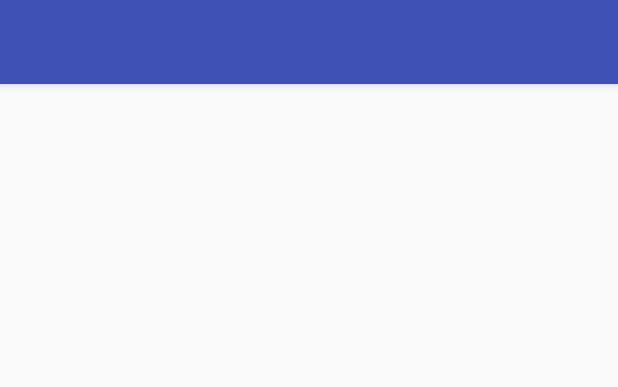
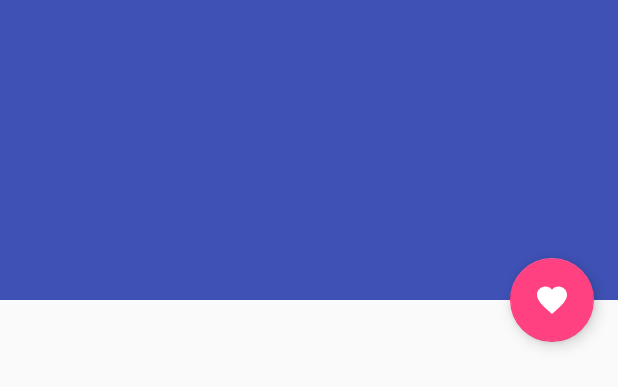
Before and after one commit to aznxed/BakingTime, an Android app: the layout activity_step_list.xml on its own in the app's theme, with its tools: preview values and no code run, on a phone screen of 412 x 824 dp. Shown: the top 387 px of the screen. Run offline under Robolectric (Android 15) with nearby library versions, the light colour scheme and no system bars.

Commit message:
Before Db

```diff
--- /dev/null
+++ b/app/src/main/java/com/example/android/bakingtime/data/RecipeContract.java
@@ -0,0 +1,5 @@
+package com.example.android.bakingtime.data;
+
+public class RecipeContract {
+    public static final String AUTHORITY = "com.example.android.bakingtime";
+}
--- a/app/src/main/java/com/example/android/bakingtime/RecipesViewModel.java
+++ b/app/src/main/java/com/example/android/bakingtime/data/RecipesViewModel.java
@@ -1,4 +1,4 @@
-package com.example.android.bakingtime;
+package com.example.android.bakingtime.data;
 
 import android.app.Application;
 import android.arch.lifecycle.AndroidViewModel;
@@ -7,6 +7,7 @@ import android.arch.lifecycle.MutableLiveData;
 import android.os.AsyncTask;
 import android.support.annotation.NonNull;
 
+import com.example.android.bakingtime.RecipeObject;
 import com.example.android.bakingtime.utils.NetworkUtils;
 
 import java.io.IOException;
--- /dev/null
+++ b/app/src/main/res/drawable/ic_favorite_white_24dp.xml
@@ -0,0 +1,9 @@
+<vector xmlns:android="http://schemas.android.com/apk/res/android"
+        android:width="24dp"
+        android:height="24dp"
+        android:viewportWidth="24.0"
+        android:viewportHeight="24.0">
+    <path
+        android:fillColor="@android:color/white"
+        android:pathData="M12,21.35l-1.45,-1.32C5.4,15.36 2,12.28 2,8.5 2,5.42 4.42,3 7.5,3c1.74,0 3.41,0.81 4.5,2.09C13.09,3.81 14.76,3 16.5,3 19.58,3 22,5.42 22,8.5c0,3.78 -3.4,6.86 -8.55,11.54L12,21.35z"/>
+</vector>
--- a/app/src/main/res/layout/activity_step_list.xml
+++ b/app/src/main/res/layout/activity_step_list.xml
@@ -10,14 +10,30 @@
     <android.support.design.widget.AppBarLayout
         android:id="@+id/app_bar"
         android:layout_width="match_parent"
-        android:layout_height="wrap_content"
+        android:layout_height="200dp"
         android:theme="@style/AppTheme.AppBarOverlay">
 
-        <android.support.v7.widget.Toolbar
-            android:id="@+id/toolbar"
+        <android.support.design.widget.CollapsingToolbarLayout
+            android:id="@+id/toolbar_layout"
             android:layout_width="match_parent"
-            android:layout_height="?attr/actionBarSize"
-            app:popupTheme="@style/AppTheme.PopupOverlay" />
+            android:layout_height="match_parent"
+            android:fitsSystemWindows="true"
+            app:contentScrim="?attr/colorPrimary"
+            app:layout_scrollFlags="scroll|exitUntilCollapsed"
+            app:toolbarId="@+id/toolbar">
+
+            <ImageView
+                android:id="@+id/recipe_image"
+                android:layout_width="match_parent"
+                android:layout_height="match_parent" />
+
+            <android.support.v7.widget.Toolbar
+                android:id="@+id/toolbar"
+                android:layout_width="match_parent"
+                android:layout_height="?attr/actionBarSize"
+                app:layout_collapseMode="pin"
+                app:popupTheme="@style/ThemeOverlay.AppCompat.Light" />
+        </android.support.design.widget.CollapsingToolbarLayout>
 
     </android.support.design.widget.AppBarLayout>
 
@@ -30,4 +46,16 @@
         <include layout="@layout/step_list" />
     </FrameLayout>
 
+    <android.support.design.widget.FloatingActionButton
+        android:id="@+id/fab"
+        android:layout_width="wrap_content"
+        android:layout_height="wrap_content"
+        android:layout_gravity="center_vertical|start"
+        android:layout_margin="@dimen/fab_margin"
+        android:clickable="true"
+        android:focusable="true"
+        app:layout_anchor="@+id/frameLayout"
+        app:layout_anchorGravity="top|end"
+        app:srcCompat="@drawable/ic_favorite_white_24dp" />
+
 </android.support.design.widget.CoordinatorLayout>
--- a/app/src/main/res/layout/recipe_detail.xml
+++ b/app/src/main/res/layout/recipe_detail.xml
@@ -3,6 +3,7 @@
     xmlns:android="http://schemas.android.com/apk/res/android"
     android:layout_width="match_parent"
     android:layout_height="match_parent"
+    android:paddingTop="52dp"
     android:orientation="vertical">
 
     <FrameLayout
@@ -15,7 +16,7 @@
             android:id="@+id/video_view"
             android:layout_width="match_parent"
             android:layout_height="match_parent"
-            android:layout_gravity="center"/>
+            android:layout_gravity="fill"/>
 
         <ImageView
             android:id="@+id/error_image"
--- a/app/src/main/res/layout/recipe_view.xml
+++ b/app/src/main/res/layout/recipe_view.xml
@@ -4,6 +4,9 @@
     xmlns:app="http://schemas.android.com/apk/res-auto"
     android:layout_width="match_parent"
     android:layout_height="match_parent"
+    android:clickable="true"
+    android:focusable="true"
+    android:foreground="?android:attr/selectableItemBackground"
     card_view:cardCornerRadius="4dp"
     card_view:cardElevation="4dp"
     card_view:cardPreventCornerOverlap="true"
--- a/app/src/main/res/values/dimens.xml
+++ b/app/src/main/res/values/dimens.xml
@@ -4,4 +4,10 @@
     <dimen name="app_bar_height">200dp</dimen>
     <dimen name="item_width">200dp</dimen>
     <dimen name="text_margin">16dp</dimen>
+
+    <!--
+Refer to App Widget Documentation for margin information
+http://developer.android.com/guide/topics/appwidgets/index.html#CreatingLayout
+    -->
+    <dimen name="widget_margin">8dp</dimen>
 </resources>
--- a/app/src/main/res/values/strings.xml
+++ b/app/src/main/res/values/strings.xml
@@ -3,4 +3,6 @@
     <string name="internet_error">Unable to connect to the internet</string>
     <string name="title_recipe_list">Recipes</string>
     <string name="title_recipe_detail">Recipe Detail</string>
+    <string name="appwidget_text">EXAMPLE</string>
+    <string name="add_widget">Add widget</string>
 </resources>
```
Also changed, not shown: app/src/main/AndroidManifest.xml (+13 -3 lines), app/src/main/java/com/example/android/bakingtime/MainActivity.java (+20 -6 lines), app/src/main/java/com/example/android/bakingtime/RecipeStepActivity.java (+34 -18 lines), app/src/main/java/com/example/android/bakingtime/RecipeStepDetailFragment.java (+4 -3 lines), app/src/main/java/com/example/android/bakingtime/RecyclerViewRecipeAdapter.java (+8 -1 lines), app/src/main/java/com/example/android/bakingtime/widget/BakingWidget.java (added, +44 -0 lines), app/src/main/res/layout/activity_main.xml (+24 -5 lines), app/src/main/res/layout/baking_widget.xml (added, +21 -0 lines), app/src/main/res/layout/recipe_list_content.xml (+11 -9 lines), app/src/main/res/values-v14/dimens.xml (added, +10 -0 lines), app/src/main/res/xml/baking_widget_info.xml (added, +10 -0 lines), app/src/main/res/drawable-nodpi/example_appwidget_preview.png (added).
